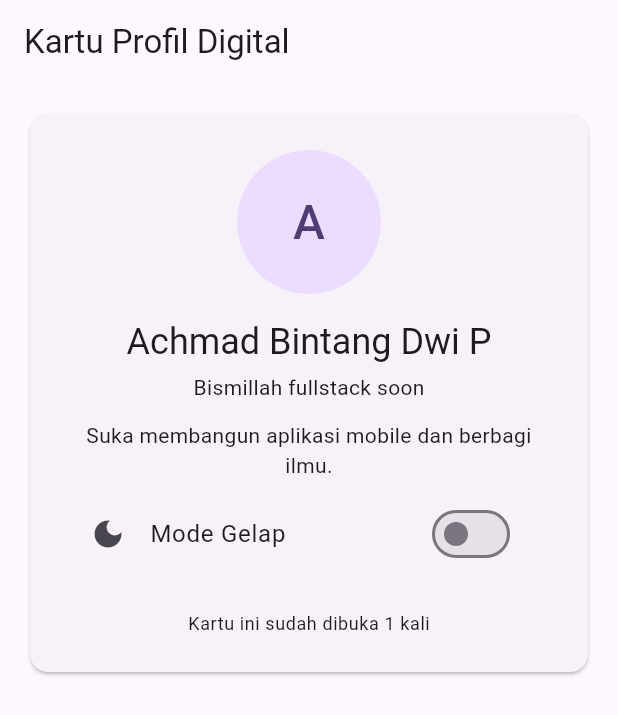
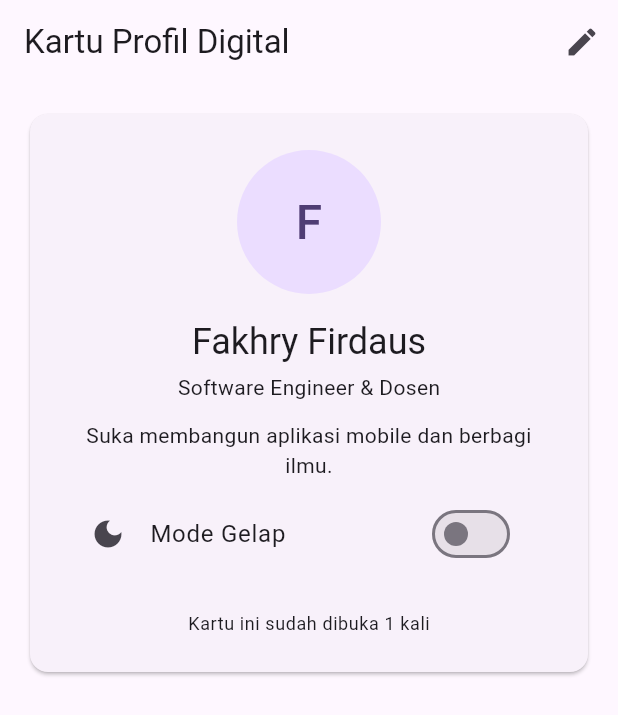
Before and after one commit to achmadbintang0101-maker/tugas-local-storage-sqlite, a Flutter app: the screen it shows after launch, on a phone screen of 412 x 824 dp. Shown: the top 715 px of the screen. Run offline on Flutter 3.47's test engine with Material 3 defaults, Android fonts, the phone set to English and light mode, and no system bars; our stand-ins replace shared_preferences; accounts and stored records are empty.

Commit message:
Checkpoint 4: profil hasil edit bertahan setelah aplikasi dimatikan.

```diff
--- a/lib/models/profile_data.dart
+++ b/lib/models/profile_data.dart
@@ -1,3 +1,5 @@
+import 'dart:convert';
+
 class ProfileData {
   final String name;
   final String title;
@@ -10,8 +12,29 @@ class ProfileData {
   });
 
   static const defaults = ProfileData(
-    name: 'Achmad Bintang Dwi P',
-    title: 'Bismillah fullstack soon',
+    name: 'Fakhry Firdaus',
+    title: 'Software Engineer & Dosen',
     bio: 'Suka membangun aplikasi mobile dan berbagi ilmu.',
   );
+
+  // Konversi dari Object ke Map
+  Map<String, dynamic> toMap() => {
+        'name': name,
+        'title': title,
+        'bio': bio,
+      };
+
+  // Konversi dari Map ke Object
+  factory ProfileData.fromMap(Map<String, dynamic> map) => ProfileData(
+        name: map['name'] as String? ?? defaults.name,
+        title: map['title'] as String? ?? defaults.title,
+        bio: map['bio'] as String? ?? defaults.bio,
+      );
+
+  // Konversi ke string JSON
+  String toJson() => jsonEncode(toMap());
+
+  // Konversi dari string JSON kembali ke Object
+  factory ProfileData.fromJson(String source) =>
+      ProfileData.fromMap(jsonDecode(source) as Map<String, dynamic>);
 }
--- a/lib/pages/profile_page.dart
+++ b/lib/pages/profile_page.dart
@@ -1,8 +1,9 @@
 import 'package:flutter/material.dart';
 import '../models/profile_data.dart';
 import '../services/pref_service.dart';
+import 'edit_profile_page.dart';
 
-class ProfilePage extends StatelessWidget {
+class ProfilePage extends StatefulWidget {
   final PrefService prefs;
   final bool isDark;
   final ValueChanged<bool> onThemeChanged;
@@ -15,13 +16,46 @@ class ProfilePage extends StatelessWidget {
   });
 
   @override
+  State<ProfilePage> createState() => _ProfilePageState();
+}
+
+class _ProfilePageState extends State<ProfilePage> {
+  late ProfileData _profile;
+
+  @override
+  void initState() {
+    super.initState();
+    _profile = widget.prefs.profile;
+  }
+
+  Future<void> _editProfile() async {
+    final updated = await Navigator.of(context).push<ProfileData>(
+      MaterialPageRoute(
+        builder: (_) => EditProfilePage(initial: _profile),
+      ),
+    );
+
+    if (updated != null) {
+      await widget.prefs.saveProfile(updated);
+      setState(() {
+        _profile = updated;
+      });
+    }
+  }
+
+  @override
   Widget build(BuildContext context) {
-    const profile = ProfileData.defaults;
     final colors = Theme.of(context).colorScheme;
 
     return Scaffold(
       appBar: AppBar(
         title: const Text('Kartu Profil Digital'),
+        actions: [
+          IconButton(
+            icon: const Icon(Icons.edit),
+            onPressed: _editProfile,
+          ),
+        ],
       ),
       body: ListView(
         padding: const EdgeInsets.all(16),
@@ -35,34 +69,33 @@ class ProfilePage extends StatelessWidget {
                     radius: 48,
                     backgroundColor: colors.primaryContainer,
                     child: Text(
-                      profile.name.isNotEmpty ? profile.name[0] : '?',
+                      _profile.name.isNotEmpty ? _profile.name[0] : '?',
                       style: const TextStyle(fontSize: 32),
                     ),
                   ),
                   const SizedBox(height: 16),
                   Text(
-                    profile.name,
+                    _profile.name,
                     style: Theme.of(context).textTheme.headlineSmall,
                   ),
                   const SizedBox(height: 4),
-                  Text(profile.title),
+                  Text(_profile.title),
                   const SizedBox(height: 12),
                   Text(
-                    profile.bio,
+                    _profile.bio,
                     textAlign: TextAlign.center,
                   ),
                   const SizedBox(height: 8),
-                  // Widget Switch Mode Gelap
                   SwitchListTile(
                     secondary: const Icon(Icons.dark_mode),
                     title: const Text('Mode Gelap'),
-                    value: isDark,
-                    onChanged: onThemeChanged,
+                    value: widget.isDark,
+                    onChanged: widget.onThemeChanged,
                   ),
                   const SizedBox(height: 24),
                   Center(
                     child: Text(
-                      'Kartu ini sudah dibuka ${prefs.openCount} kali',
+                      'Kartu ini sudah dibuka ${widget.prefs.openCount} kali',
                       style: Theme.of(context).textTheme.bodySmall,
                     ),
                   ),
--- a/lib/services/pref_service.dart
+++ b/lib/services/pref_service.dart
@@ -1,15 +1,15 @@
 import 'package:shared_preferences/shared_preferences.dart';
+import '../models/profile_data.dart';
 
 class PrefService {
   final SharedPreferences _prefs;
 
   PrefService._(this._prefs);
 
-  // Kunci penyimpanan
   static const _kOpenCount = 'open_count';
-  static const _kDarkMode = 'is_dark_mode'; // Ditambahkan untuk tema
+  static const _kDarkMode = 'is_dark_mode';
+  static const _kProfile = 'profile_data'; // Ditambahkan untuk data profil
 
-  /// Dipanggil sekali saat aplikasi mulai
   static Future<PrefService> init() async {
     final prefs = await SharedPreferences.getInstance();
     return PrefService._(prefs);
@@ -23,4 +23,22 @@ class PrefService {
   // Pengaturan tema gelap
   bool get isDarkMode => _prefs.getBool(_kDarkMode) ?? false;
   Future<void> setDarkMode(bool value) => _prefs.setBool(_kDarkMode, value);
+
+  // Mengambil data profil tersimpan (jika kosong/rusak, kembali ke defaults)
+  ProfileData get profile {
+    final raw = _prefs.getString(_kProfile);
+    if (raw == null) return ProfileData.defaults;
+    try {
+      return ProfileData.fromJson(raw);
+    } catch (_) {
+      return ProfileData.defaults;
+    }
+  }
+
+  // Menyimpan profil ke SharedPreferences dalam bentuk JSON
+  Future<void> saveProfile(ProfileData profile) =>
+      _prefs.setString(_kProfile, profile.toJson());
+
+  // Menghapus data profil
+  Future<void> clearProfile() => _prefs.remove(_kProfile);
 }
```
Also changed, not shown: lib/pages/edit_profile_page.dart (added, +79 -0 lines).
